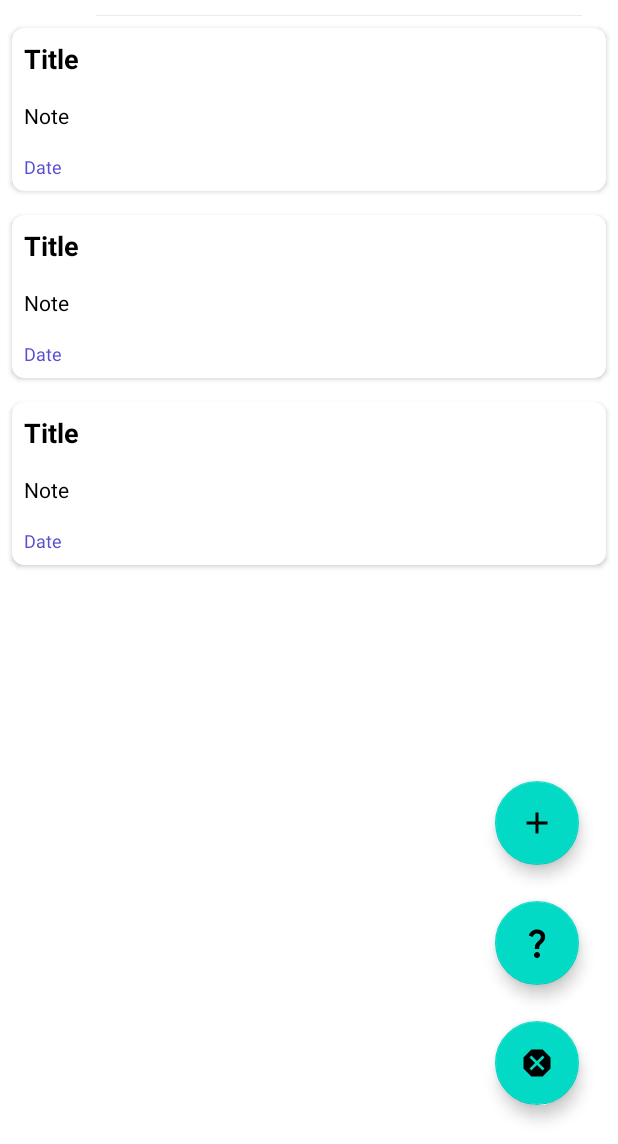
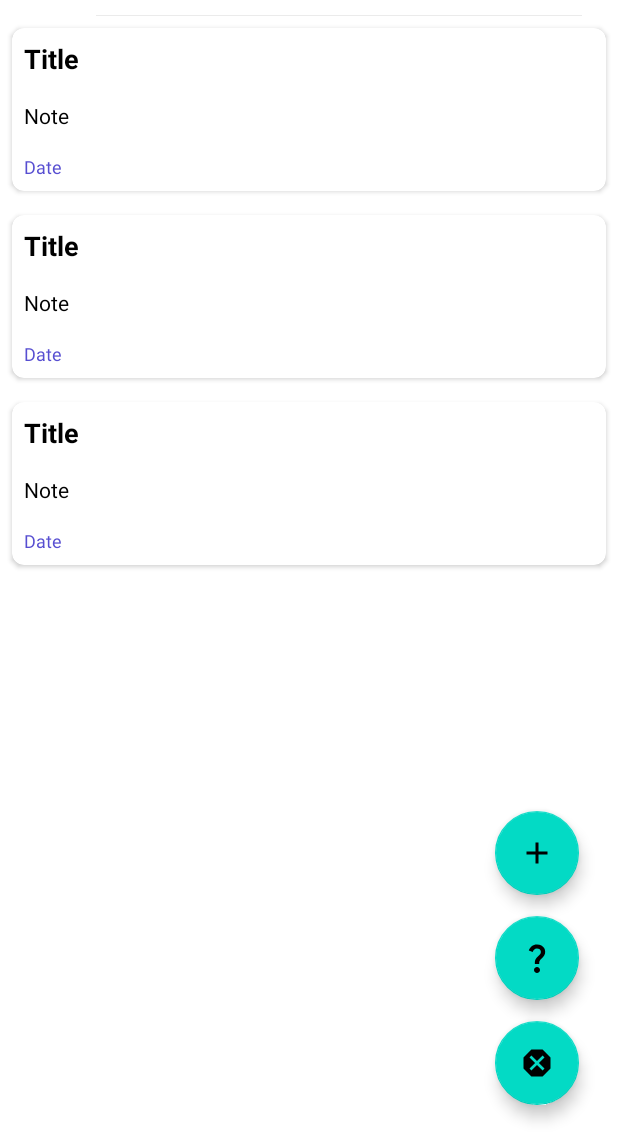
Before and after one commit to Gten71/NotesApp, an Android app: the layout activity_main.xml on its own in the app's theme, with its tools: preview values and no code run, on a phone screen of 412 x 824 dp, the part 92-1236 px from its top. Run offline under Robolectric (Android 15) with nearby library versions, the phone set to English and light mode, and no system bars.

Commit message:
change button position

```diff
--- a/app/src/main/res/layout/activity_main.xml
+++ b/app/src/main/res/layout/activity_main.xml
@@ -37,11 +37,21 @@
         android:layout_width="wrap_content"
         android:layout_height="wrap_content"
         android:layout_marginEnd="26dp"
-        android:layout_marginBottom="186dp"
+        android:layout_marginBottom="166dp"
         android:clickable="true"
         app:layout_constraintBottom_toBottomOf="parent"
         app:layout_constraintEnd_toEndOf="parent"
         app:srcCompat="@drawable/baseline_add_24" />
+    <com.google.android.material.floatingactionbutton.FloatingActionButton
+        android:id="@+id/quest"
+        android:layout_width="wrap_content"
+        android:layout_height="wrap_content"
+        android:layout_marginEnd="26dp"
+        android:layout_marginBottom="96dp"
+        android:clickable="true"
+        app:layout_constraintBottom_toBottomOf="parent"
+        app:layout_constraintEnd_toEndOf="parent"
+        app:srcCompat="@drawable/baseline_question_mark_24" />
 
     <com.google.android.material.floatingactionbutton.FloatingActionButton
         android:id="@+id/exit"
@@ -54,15 +64,4 @@
         app:layout_constraintEnd_toEndOf="parent"
         app:srcCompat="@drawable/baseline_dangerous_24" />
 
-    <com.google.android.material.floatingactionbutton.FloatingActionButton
-        android:id="@+id/quest"
-        android:layout_width="wrap_content"
-        android:layout_height="wrap_content"
-        android:layout_marginEnd="26dp"
-        android:layout_marginBottom="106dp"
-        android:clickable="true"
-        app:layout_constraintBottom_toBottomOf="parent"
-        app:layout_constraintEnd_toEndOf="parent"
-        app:srcCompat="@drawable/baseline_question_mark_24" />
-
 </androidx.constraintlayout.widget.ConstraintLayout>
```
